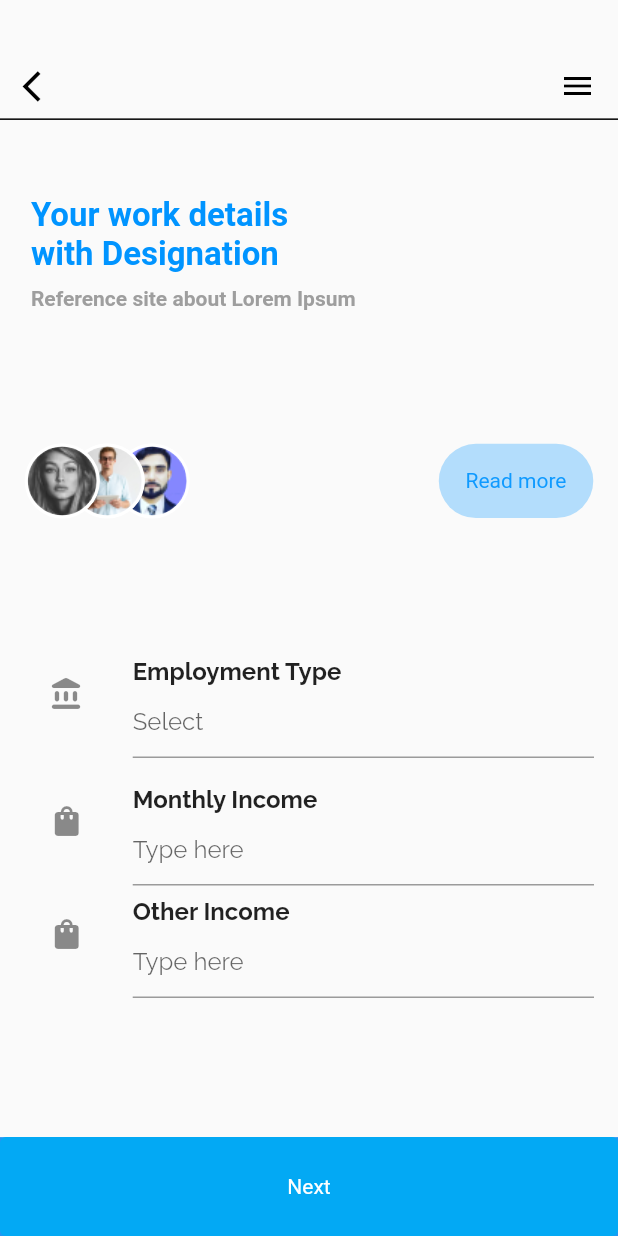
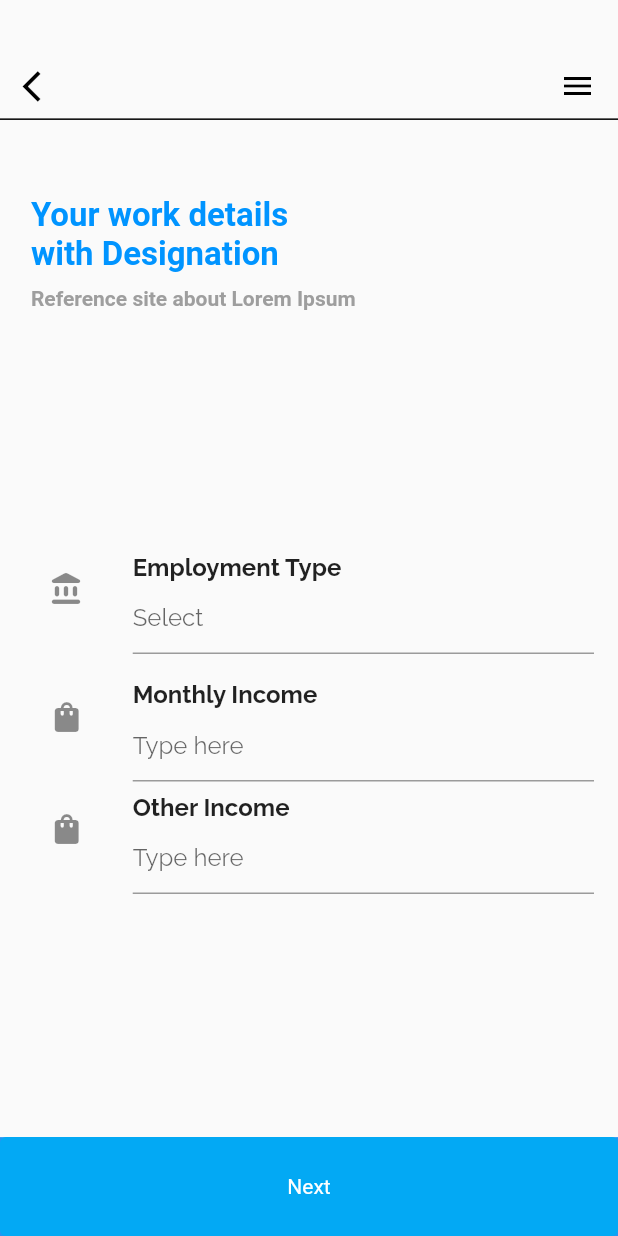
Before and after one commit to rishikesh47/roopya-1, a Flutter app: the workdesignation screen opened directly, on a phone screen of 412 x 824 dp. Run offline on Flutter 3.47's test engine with Material 2 defaults, Android fonts, the phone set to English and light mode, and no system bars; our stand-ins replace fl_chart, flutter_holo_date_picker, flutter_multi_formatter, get, get_storage, lottie and 4 more; missing offline and left inert: syncfusion_flutter_core; accounts and stored records are empty.

Commit message:
changes done

```diff
--- a/lib/workdesignation/workdesignation.dart
+++ b/lib/workdesignation/workdesignation.dart
@@ -61,126 +61,126 @@ class _workdesignationState extends State<workdesignation> {
               ),
             ),
             Expanded(child: Container()),
-            Container(
-              child: Padding(
-                padding: EdgeInsets.only(left: SizeConfig.screenWidth! * 0.04),
-                child: Row(
-                  children: [
-                    Container(
-                        width: 110,
-                        height: 50,
-                        child: Stack(children: <Widget>[
-                          Positioned(
-                              top: 0,
-                              left: 60,
-                              child: Container(
-                                  width: 50,
-                                  height: 50,
-                                  decoration: BoxDecoration(
-                                    borderRadius: BorderRadius.only(
-                                      topLeft: Radius.circular(26),
-                                      topRight: Radius.circular(26),
-                                      bottomLeft: Radius.circular(26),
-                                      bottomRight: Radius.circular(26),
-                                    ),
-                                    border: Border.all(
-                                      color: Color.fromRGBO(255, 255, 255, 1),
-                                      width: 2,
-                                    ),
-                                    image: DecorationImage(
-                                        image: AssetImage('assets/GUY1.png'),
-                                        fit: BoxFit.fitWidth),
-                                  ))),
-                          Positioned(
-                              top: 0,
-                              left: 30,
-                              child: Container(
-                                  width: 50,
-                                  height: 50,
-                                  decoration: BoxDecoration(
-                                    borderRadius: BorderRadius.only(
-                                      topLeft: Radius.circular(26),
-                                      topRight: Radius.circular(26),
-                                      bottomLeft: Radius.circular(26),
-                                      bottomRight: Radius.circular(26),
-                                    ),
-                                    border: Border.all(
-                                      color: Color.fromRGBO(255, 255, 255, 1),
-                                      width: 2,
-                                    ),
-                                    image: DecorationImage(
-                                        image: AssetImage('assets/GUY2.png'),
-                                        fit: BoxFit.fitWidth),
-                                  ))),
-                          Positioned(
-                              top: 0,
-                              left: 0,
-                              child: Container(
-                                  width: 50,
-                                  height: 50,
-                                  decoration: BoxDecoration(
-                                    borderRadius: const BorderRadius.only(
-                                      topLeft: Radius.circular(26),
-                                      topRight: Radius.circular(26),
-                                      bottomLeft: Radius.circular(26),
-                                      bottomRight: Radius.circular(26),
-                                    ),
-                                    border: Border.all(
-                                      color: Color.fromRGBO(255, 255, 255, 1),
-                                      width: 2,
-                                    ),
-                                    image: DecorationImage(
-                                        image: AssetImage('assets/GIRL.png'),
-                                        fit: BoxFit.fitWidth),
-                                  ))),
-                        ])),
-                    // CircleAvatar(child: Image.asset('assets/GUY2.png'),backgroundColor: Color(0xff0F9AFF).withOpacity(0.3), radius: SizeConfig.screenHeight!*0.03,),
-                    Spacer(),
-                    Padding(
-                      padding: EdgeInsets.only(
-                          right: SizeConfig.screenWidth! * 0.04),
-                      child: Container(
-                        decoration: BoxDecoration(
-                          borderRadius: BorderRadius.circular(20),
-                        ),
-                        width: SizeConfig.screenWidth! * 0.25,
-                        child: ElevatedButton(
-                          onPressed: () {
-                            // _pageController.nextPage(
-                            //   duration: Duration(milliseconds: 200),
-                            //   curve: Curves.linear,
-                            // );
-                            // Get.to(FirstPolicy()),
-                            // Navigator.push(
-                            //   context,
-                            //   MaterialPageRoute(builder: (context) => verificationotp()),
-                            // );
-                          },
-                          child: const Text(
-                            "Read more",
-                            style: TextStyle(
-                                color: Color(0xff0F9AFF),
-                                fontWeight: FontWeight.w200),
-                          ),
-                          style: ElevatedButton.styleFrom(
-                            shape: RoundedRectangleBorder(
-                              borderRadius: BorderRadius.circular(25),
-                            ),
-                            fixedSize: Size(SizeConfig.screenWidth!,
-                                SizeConfig.screenHeight! * 0.06),
-                            primary: Color(0xff0F9AFF).withOpacity(0.3),
-                            elevation: 0,
-                            shadowColor: Colors.black87,
-                            // shape: RoundedRectangleBorder(borderRadius: BorderRadius.circular(10))
-                          ),
-                        ),
-                      ),
-                    )
-                  ],
-                ),
-              ),
-            ),
-            Expanded(child: Container()),
+            // Container(
+            //   child: Padding(
+            //     padding: EdgeInsets.only(left: SizeConfig.screenWidth! * 0.04),
+            //     child: Row(
+            //       children: [
+            //         Container(
+            //             width: 110,
+            //             height: 50,
+            //             child: Stack(children: <Widget>[
+            //               Positioned(
+            //                   top: 0,
+            //                   left: 60,
+            //                   child: Container(
+            //                       width: 50,
+            //                       height: 50,
+            //                       decoration: BoxDecoration(
+            //                         borderRadius: BorderRadius.only(
+            //                           topLeft: Radius.circular(26),
+            //                           topRight: Radius.circular(26),
+            //                           bottomLeft: Radius.circular(26),
+            //                           bottomRight: Radius.circular(26),
+            //                         ),
+            //                         border: Border.all(
+            //                           color: Color.fromRGBO(255, 255, 255, 1),
+            //                           width: 2,
+            //                         ),
+            //                         image: DecorationImage(
+            //                             image: AssetImage('assets/GUY1.png'),
+            //                             fit: BoxFit.fitWidth),
+            //                       ))),
+            //               Positioned(
+            //                   top: 0,
+            //                   left: 30,
+            //                   child: Container(
+            //                       width: 50,
+            //                       height: 50,
+            //                       decoration: BoxDecoration(
+            //                         borderRadius: BorderRadius.only(
+            //                           topLeft: Radius.circular(26),
+            //                           topRight: Radius.circular(26),
+            //                           bottomLeft: Radius.circular(26),
+            //                           bottomRight: Radius.circular(26),
+            //                         ),
+            //                         border: Border.all(
+            //                           color: Color.fromRGBO(255, 255, 255, 1),
+            //                           width: 2,
+            //                         ),
+            //                         image: DecorationImage(
+            //                             image: AssetImage('assets/GUY2.png'),
+            //                             fit: BoxFit.fitWidth),
+            //                       ))),
+            //               Positioned(
+            //                   top: 0,
+            //                   left: 0,
+            //                   child: Container(
+            //                       width: 50,
+            //                       height: 50,
+            //                       decoration: BoxDecoration(
+            //                         borderRadius: const BorderRadius.only(
+            //                           topLeft: Radius.circular(26),
+            //                           topRight: Radius.circular(26),
+            //                           bottomLeft: Radius.circular(26),
+            //                           bottomRight: Radius.circular(26),
+            //                         ),
+            //                         border: Border.all(
+            //                           color: Color.fromRGBO(255, 255, 255, 1),
+            //                           width: 2,
+            //                         ),
+            //                         image: DecorationImage(
+            //                             image: AssetImage('assets/GIRL.png'),
+            //                             fit: BoxFit.fitWidth),
+            //                       ))),
+            //             ])),
+            //         // CircleAvatar(child: Image.asset('assets/GUY2.png'),backgroundColor: Color(0xff0F9AFF).withOpacity(0.3), radius: SizeConfig.screenHeight!*0.03,),
+            //         Spacer(),
+            //         Padding(
+            //           padding: EdgeInsets.only(
+            //               right: SizeConfig.screenWidth! * 0.04),
+            //           child: Container(
+            //             decoration: BoxDecoration(
+            //               borderRadius: BorderRadius.circular(20),
+            //             ),
+            //             width: SizeConfig.screenWidth! * 0.25,
+            //             child: ElevatedButton(
+            //               onPressed: () {
+            //                 // _pageController.nextPage(
+            //                 //   duration: Duration(milliseconds: 200),
+            //                 //   curve: Curves.linear,
+            //                 // );
+            //                 // Get.to(FirstPolicy()),
+            //                 // Navigator.push(
+            //                 //   context,
+            //                 //   MaterialPageRoute(builder: (context) => verificationotp()),
+            //                 // );
+            //               },
+            //               child: const Text(
+            //                 "Read more",
+            //                 style: TextStyle(
+            //                     color: Color(0xff0F9AFF),
+            //                     fontWeight: FontWeight.w200),
+            //               ),
+            //               style: ElevatedButton.styleFrom(
+            //                 shape: RoundedRectangleBorder(
+            //                   borderRadius: BorderRadius.circular(25),
+            //                 ),
+            //                 fixedSize: Size(SizeConfig.screenWidth!,
+            //                     SizeConfig.screenHeight! * 0.06),
+            //                 primary: Color(0xff0F9AFF).withOpacity(0.3),
+            //                 elevation: 0,
+            //                 shadowColor: Colors.black87,
+            //                 // shape: RoundedRectangleBorder(borderRadius: BorderRadius.circular(10))
+            //               ),
+            //             ),
+            //           ),
+            //         )
+            //       ],
+            //     ),
+            //   ),
+            // ),
+            // Expanded(child: Container()),
             Container(
               child: Padding(
                 padding: EdgeInsets.only(left: SizeConfig.screenWidth! * 0.04),
```
